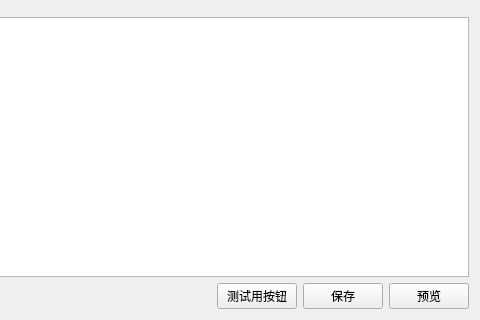
Qt form testwidget.ui (Deviluna/MediaIDE_free) before a commit; both pictures show x 395 to 875 and y 137 to 457 of the 875 by 457 pixel window.
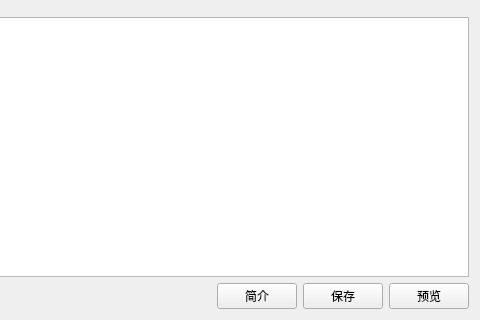
The same form after that commit.

Patch:
```diff
--- a/testwidget.ui
+++ b/testwidget.ui
@@ -229,7 +229,7 @@
      <item>
       <widget class="QPushButton" name="pushButton_5">
        <property name="text">
-        <string>测试用按钮</string>
+        <string>简介</string>
        </property>
       </widget>
      </item>
```
